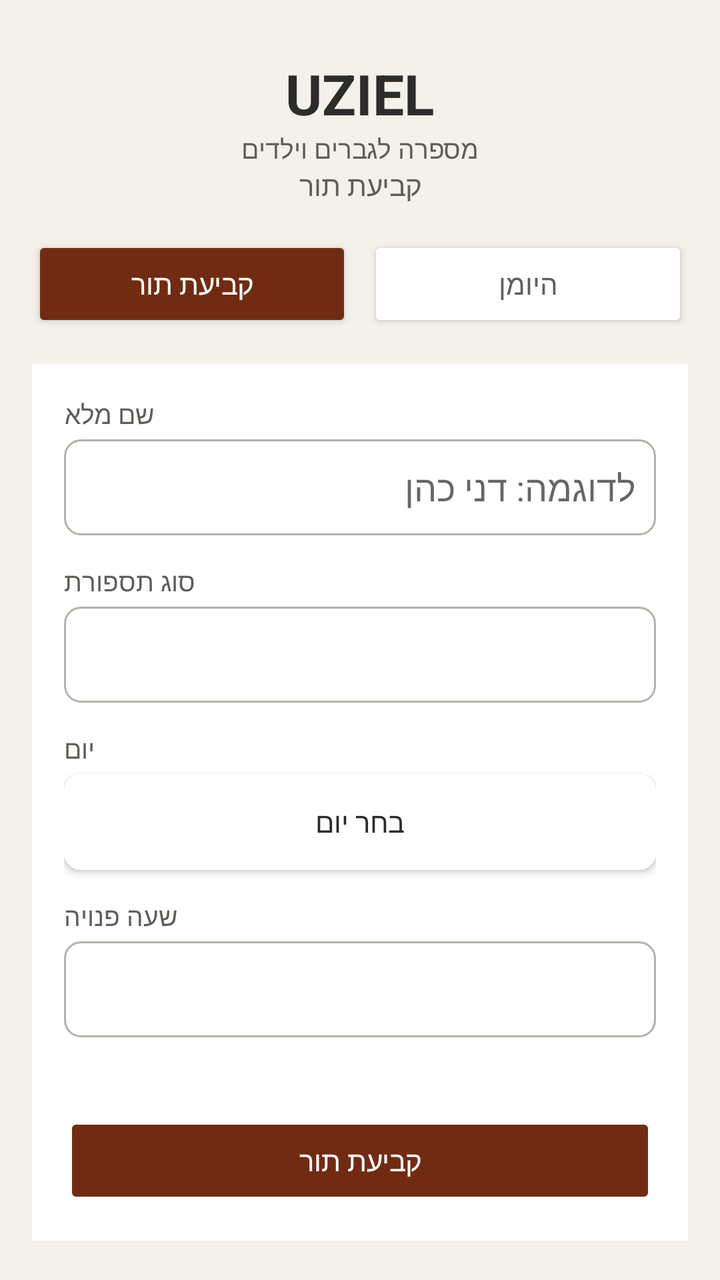
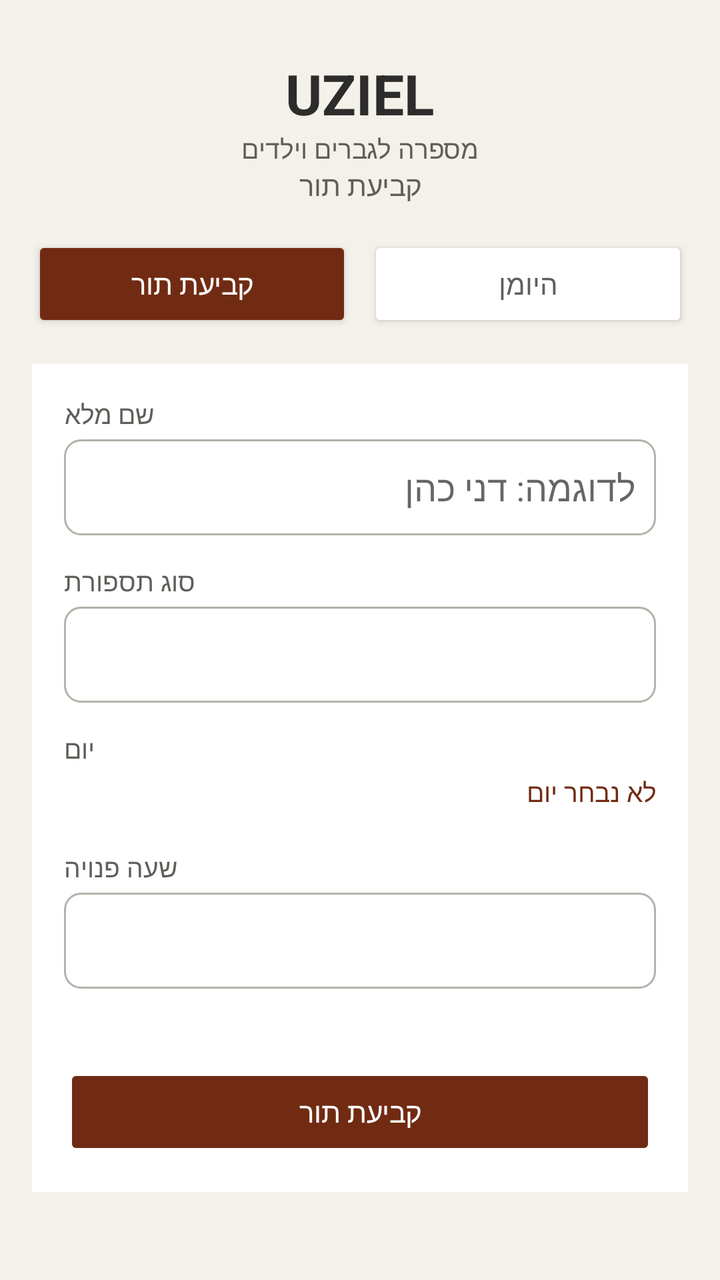

Compare the two renders of this Android layout. The source of the first and the diff that turns it into the second are given below.
<!-- AndroidManifest.xml: application theme Theme.UzielBarber -->
<!-- res/layout/activity_main.xml -->
<?xml version="1.0" encoding="utf-8"?>
<ScrollView xmlns:android="http://schemas.android.com/apk/res/android"
    android:layout_width="match_parent"
    android:layout_height="match_parent"
    android:background="#F4F1EA">

    <LinearLayout
        android:layout_width="match_parent"
        android:layout_height="wrap_content"
        android:orientation="vertical"
        android:padding="16dp">

        <TextView
            android:layout_width="wrap_content"
            android:layout_height="wrap_content"
            android:layout_gravity="center_horizontal"
            android:text="UZIEL"
            android:textSize="28sp"
            android:textStyle="bold"
            android:textColor="#2C2C2A"
            android:layout_marginTop="12dp"/>

        <TextView
            android:layout_width="wrap_content"
            android:layout_height="wrap_content"
            android:layout_gravity="center_horizontal"
            android:text="מספרה לגברים וילדים"
            android:textSize="13sp"
            android:textColor="#5F5E5A"/>

        <TextView
            android:layout_width="wrap_content"
            android:layout_height="wrap_content"
            android:layout_gravity="center_horizontal"
            android:text="קביעת תור"
            android:textSize="14sp"
            android:textColor="#5F5E5A"
            android:layout_marginBottom="16dp"/>

        <LinearLayout
            android:layout_width="match_parent"
            android:layout_height="wrap_content"
            android:orientation="horizontal"
            android:layout_marginBottom="16dp">

            <Button
                android:id="@+id/tabForm"
                android:layout_width="0dp"
                android:layout_height="wrap_content"
                android:layout_weight="1"
                android:layout_marginEnd="4dp"
                android:text="קביעת תור"
                android:textColor="#FFFFFF"
                android:backgroundTint="#712B13"/>

            <Button
                android:id="@+id/tabSchedule"
                android:layout_width="0dp"
                android:layout_height="wrap_content"
                android:layout_weight="1"
                android:layout_marginStart="4dp"
                android:text="היומן"
                android:textColor="#5F5E5A"
                android:backgroundTint="#FFFFFF"/>
        </LinearLayout>

        <LinearLayout
            android:id="@+id/viewForm"
            android:layout_width="match_parent"
            android:layout_height="wrap_content"
            android:orientation="vertical"
            android:background="#FFFFFF"
            android:padding="16dp">

            <TextView
                android:layout_width="wrap_content"
                android:layout_height="wrap_content"
                android:text="שם מלא"
                android:textSize="13sp"
                android:textColor="#5F5E5A"
                android:layout_marginBottom="4dp"/>

            <AutoCompleteTextView
                android:id="@+id/fname"
                android:layout_width="match_parent"
                android:layout_height="48dp"
                android:hint="לדוגמה: דני כהן"
                android:inputType="textPersonName"
                android:completionThreshold="1"
                android:background="@drawable/field_bg"
                android:paddingStart="10dp"
                android:paddingEnd="10dp"
                android:layout_marginBottom="14dp"/>

            <TextView
                android:layout_width="wrap_content"
                android:layout_height="wrap_content"
                android:text="סוג תספורת"
                android:textSize="13sp"
                android:textColor="#5F5E5A"
                android:layout_marginBottom="4dp"/>

            <Spinner
                android:id="@+id/fservice"
                android:layout_width="match_parent"
                android:layout_height="48dp"
                android:background="@drawable/field_bg"
                android:layout_marginBottom="14dp"/>

            <TextView
                android:layout_width="wrap_content"
                android:layout_height="wrap_content"
                android:text="יום"
                android:textSize="13sp"
                android:textColor="#5F5E5A"
                android:layout_marginBottom="4dp"/>

            <Button
                android:id="@+id/fday"
                android:layout_width="match_parent"
                android:layout_height="48dp"
                android:text="בחר יום"
                android:textColor="#2C2C2A"
                android:backgroundTint="#FFFFFF"
                android:background="@drawable/field_bg"
                android:layout_marginBottom="14dp"/>

            <TextView
                android:layout_width="wrap_content"
                android:layout_height="wrap_content"
                android:text="שעה פנויה"
                android:textSize="13sp"
                android:textColor="#5F5E5A"
                android:layout_marginBottom="4dp"/>

            <Spinner
                android:id="@+id/fslots"
                android:layout_width="match_parent"
                android:layout_height="48dp"
                android:background="@drawable/field_bg"/>

            <TextView
                android:id="@+id/nextAvailBox"
                android:layout_width="match_parent"
                android:layout_height="wrap_content"
                android:layout_marginTop="8dp"
                android:textColor="#A32D2D"
                android:textSize="13sp"/>

            <Button
                android:id="@+id/fbtn"
                android:layout_width="match_parent"
                android:layout_height="48dp"
                android:layout_marginTop="12dp"
                android:text="קביעת תור"
                android:textColor="#FFFFFF"
                android:backgroundTint="#712B13"
                android:enabled="false"/>

            <TextView
                android:id="@+id/confirmBox"
                android:layout_width="match_parent"
                android:layout_height="wrap_content"
                android:layout_marginTop="12dp"
                android:visibility="gone"
                android:textColor="#2C2C2A"/>

        </LinearLayout>

        <LinearLayout
            android:id="@+id/viewSchedule"
            android:layout_width="match_parent"
            android:layout_height="wrap_content"
            android:orientation="vertical"
            android:visibility="gone">
        </LinearLayout>

    </LinearLayout>
</ScrollView>
<!-- resources referenced by this layout -->
<resources>
  <!-- drawable field_bg (drawable) -->
  <?xml version="1.0" encoding="utf-8"?>
  <shape xmlns:android="http://schemas.android.com/apk/res/android">
      <corners android:radius="8dp"/>
      <solid android:color="#FFFFFF"/>
      <stroke android:width="1dp" android:color="#B4B2A9"/>
  </shape>
  <style name="Theme.UzielBarber" parent="Theme.AppCompat.Light.NoActionBar">
          <item name="android:statusBarColor">#712B13</item>
          <item name="android:windowBackground">#F4F1EA</item>
      </style>
</resources>

<!-- the commit's change to res/layout/activity_main.xml (unified diff, before → after) -->
@@ -115,14 +115,20 @@
                 android:textColor="#5F5E5A"
                 android:layout_marginBottom="4dp"/>
 
-            <Button
-                android:id="@+id/fday"
+            <TextView
+                android:id="@+id/selectedDayLabel"
                 android:layout_width="match_parent"
-                android:layout_height="48dp"
-                android:text="בחר יום"
-                android:textColor="#2C2C2A"
-                android:backgroundTint="#FFFFFF"
-                android:background="@drawable/field_bg"
+                android:layout_height="wrap_content"
+                android:text="לא נבחר יום"
+                android:textSize="13sp"
+                android:textColor="#712B13"
+                android:layout_marginBottom="6dp"/>
+
+            <LinearLayout
+                android:id="@+id/dayPickerContainer"
+                android:layout_width="match_parent"
+                android:layout_height="wrap_content"
+                android:orientation="vertical"
                 android:layout_marginBottom="14dp"/>
 
             <TextView
